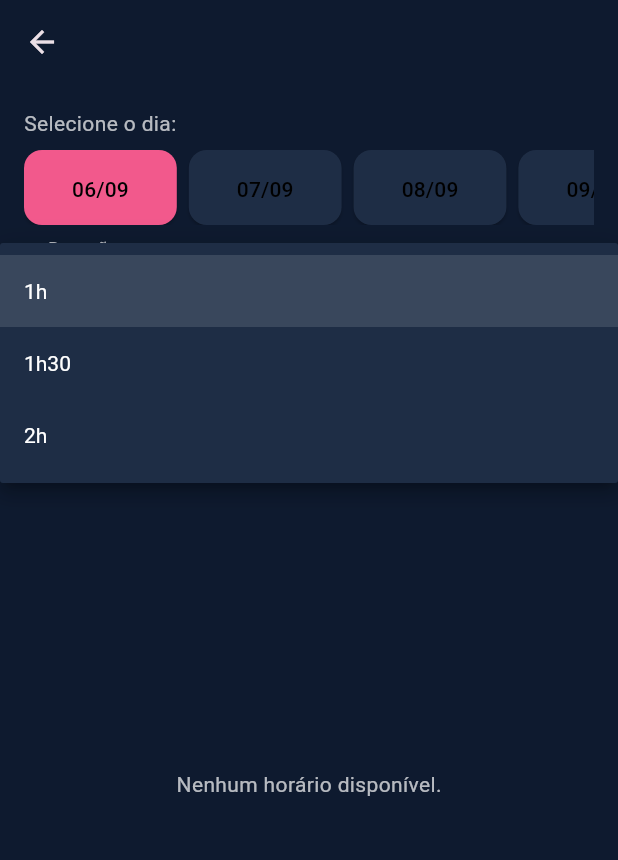
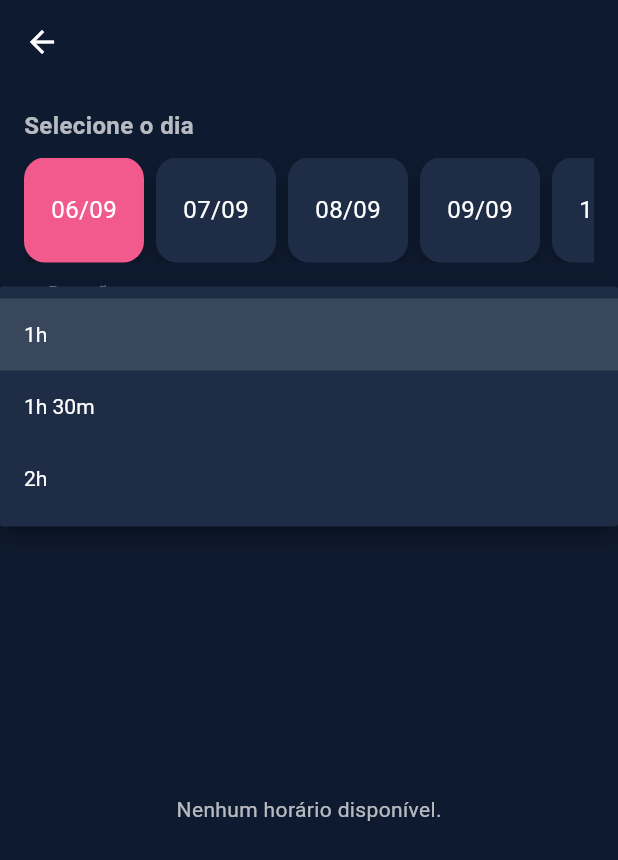
Before and after one commit to GustavoLopes2/Arena-Now, a Flutter app: the ReservarQuadraPage screen opened directly with empty values, after a tap on "1h", on a phone screen of 412 x 824 dp. Shown: the top 860 px of the screen. Run offline on Flutter 3.47's test engine with Material 3 defaults, Android fonts, the phone set to English and light mode, and no system bars; our stand-ins replace cloud_firestore, firebase_auth, firebase_core, flutter_speed_dial; accounts and stored records are empty.

```diff
--- a/lib/modules/user/register/register_reserva_quadra_page.dart
+++ b/lib/modules/user/register/register_reserva_quadra_page.dart
@@ -163,67 +163,91 @@ class _ReservarQuadraPageState extends State<ReservarQuadraPage> {
       backgroundColor: const Color(0xFF0E1A2F),
       appBar: AppBar(
         backgroundColor: const Color(0xFF0E1A2F),
-        title: Text(widget.quadraNome),
+        elevation: 0,
+        title: Text(
+          widget.quadraNome,
+          style: const TextStyle(color: Colors.white),
+        ),
+        iconTheme: const IconThemeData(color: Colors.white),
       ),
       body: Padding(
         padding: const EdgeInsets.all(16),
         child: Column(
           crossAxisAlignment: CrossAxisAlignment.start,
           children: [
-            const Text("Selecione o dia:",
-                style: TextStyle(color: Colors.white70)),
-            const SizedBox(height: 8),
-
-            // Dias da semana
+            const Text(
+              "Selecione o dia",
+              style: TextStyle(
+                color: Colors.white70,
+                fontSize: 16,
+                fontWeight: FontWeight.bold,
+              ),
+            ),
+            const SizedBox(height: 10),
             SizedBox(
-              height: 50,
+              height: 70,
               child: ListView(
                 scrollDirection: Axis.horizontal,
                 children: dias.map((dia) {
-                  final selecionado = dia.day == diaSelecionado.day &&
+                  final selecionado = dia.year == diaSelecionado.year &&
                       dia.month == diaSelecionado.month &&
-                      dia.year == diaSelecionado.year;
+                      dia.day == diaSelecionado.day;
 
-                  return Padding(
-                    padding: const EdgeInsets.only(right: 8),
-                    child: ElevatedButton(
-                      style: ElevatedButton.styleFrom(
-                        backgroundColor: selecionado
+                  return GestureDetector(
+                    onTap: () {
+                      setState(() => diaSelecionado = dia);
+                      carregarHorarios();
+                    },
+                    child: Container(
+                      width: 80,
+                      margin: const EdgeInsets.only(right: 8),
+                      decoration: BoxDecoration(
+                        color: selecionado
                             ? const Color(0xFFF2598C)
                             : const Color(0xFF1E2D45),
+                        borderRadius: BorderRadius.circular(14),
+                        boxShadow: [
+                          BoxShadow(
+                            color: Colors.black.withOpacity(0.25),
+                            blurRadius: 8,
+                            offset: const Offset(0, 4),
+                          ),
+                        ],
                       ),
-                      onPressed: () {
-                        setState(() => diaSelecionado = dia);
-                        carregarHorarios();
-                      },
-                      child: Text(DateFormat('dd/MM').format(dia)),
+                      child: Center(
+                        child: Text(
+                          DateFormat('dd/MM').format(dia),
+                          style: const TextStyle(
+                              color: Colors.white, fontSize: 16),
+                        ),
+                      ),
                     ),
                   );
                 }).toList(),
               ),
             ),
-
-            const SizedBox(height: 16),
-
-            // Duração
+            const SizedBox(height: 20),
             DropdownButtonFormField<int>(
               value: duracao,
               dropdownColor: const Color(0xFF1E2D45),
               style: const TextStyle(color: Colors.white),
               items: const [
                 DropdownMenuItem(value: 60, child: Text("1h")),
-                DropdownMenuItem(value: 90, child: Text("1h30")),
+                DropdownMenuItem(value: 90, child: Text("1h 30m")),
                 DropdownMenuItem(value: 120, child: Text("2h")),
               ],
               onChanged: (v) => setState(() => duracao = v!),
-              decoration: const InputDecoration(
+              decoration: InputDecoration(
+                filled: true,
+                fillColor: const Color(0xFF16243D),
                 labelText: 'Duração',
-                labelStyle: TextStyle(color: Colors.white70),
+                labelStyle: const TextStyle(color: Colors.white70),
+                border: OutlineInputBorder(
+                  borderRadius: BorderRadius.circular(12),
+                ),
               ),
             ),
-
-            const SizedBox(height: 16),
-
+            const SizedBox(height: 20),
             Expanded(
               child: carregando
                   ? const Center(child: CircularProgressIndicator())
@@ -234,25 +258,48 @@ class _ReservarQuadraPageState extends State<ReservarQuadraPage> {
                             style: TextStyle(color: Colors.white70),
                           ),
                         )
-                      : ListView.builder(
+                      : ListView.separated(
                           itemCount: horariosLivres.length,
+                          separatorBuilder: (_, __) =>
+                              const SizedBox(height: 8),
                           itemBuilder: (_, i) {
                             final h = horariosLivres[i];
-                            return Card(
-                              color: const Color(0xFF1E2D45),
-                              child: ListTile(
-                                title: Text(
-                                  h,
-                                  style: const TextStyle(color: Colors.white),
+
+                            return InkWell(
+                              onTap: () => reservar(h),
+                              borderRadius: BorderRadius.circular(12),
+                              child: Container(
+                                padding: const EdgeInsets.symmetric(
+                                  horizontal: 16,
+                                  vertical: 12,
                                 ),
-                                trailing: const Icon(Icons.arrow_forward_ios,
-                                    color: Colors.white70),
-                                onTap: () => reservar(h),
+                                decoration: BoxDecoration(
+                                  color: const Color(0xFF1E2D45),
+                                  borderRadius: BorderRadius.circular(12),
+                                  border: Border.all(
+                                      color: Colors.white24, width: 0.7),
+                                ),
+                                child: Row(
+                                  mainAxisAlignment:
+                                      MainAxisAlignment.spaceBetween,
+                                  children: [
+                                    Text(
+                                      h,
+                                      style: const TextStyle(
+                                        color: Colors.white,
+                                        fontSize: 16,
+                                        fontWeight: FontWeight.w600,
+                                      ),
+                                    ),
+                                    const Icon(Icons.chevron_right,
+                                        color: Colors.white54, size: 22),
+                                  ],
+                                ),
                               ),
                             );
                           },
                         ),
-            ),
+            )
           ],
         ),
       ),
```
Also changed, not shown: lib/modules/user/view/reserva_detalhe_page.dart (added, +220 -0 lines), lib/modules/user/view/visualizar_reserva_quadra_page.dart (+24 -63 lines).
